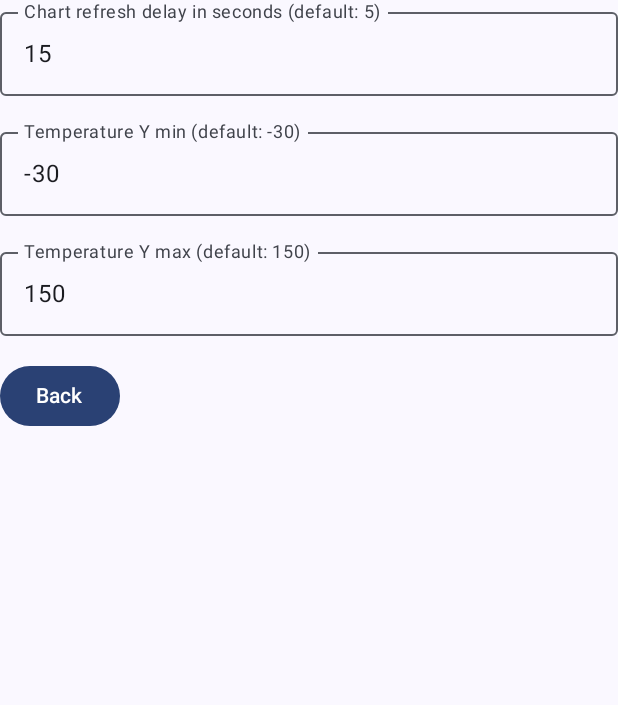
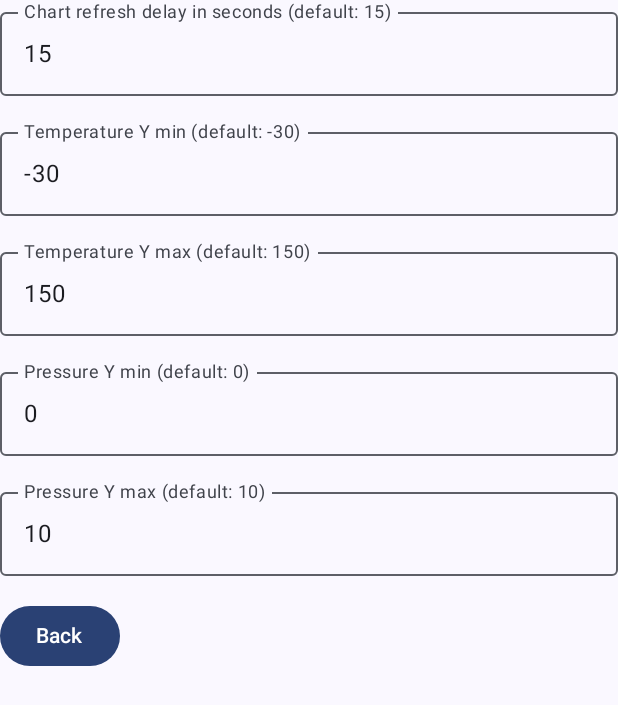
Before and after one commit to 1nsp1r3/telemetry, an Android app built with Jetpack Compose: the screen it shows after launch (MainActivity), after a tap on "Settings", on a phone screen of 412 x 824 dp. Shown: the top 705 px of the screen. Run offline under Robolectric (Android 15) with nearby library versions, the phone set to English and light mode, and no system bars; our stand-ins replace RxJava; libraries missing offline, so code that uses them is left out: com.github.mikephil.charting; 1 statement that could not run was skipped.

Commit message:
Add configuration for pressure chart

```diff
--- a/app/src/main/java/org/inspir3/telemetry/Configuration.kt
+++ b/app/src/main/java/org/inspir3/telemetry/Configuration.kt
@@ -11,6 +11,8 @@ class Default {
         const val CHART_REFRESH_DELAY = 15
         const val TEMPERATURE_YMIN = -30
         const val TEMPERATURE_YMAX = 150
+        const val PRESSURE_YMIN = 0
+        const val PRESSURE_YMAX = 10
     }
 }
 
@@ -19,6 +21,8 @@ class Configuration(
     var chartRefreshDelay: Int = Default.CHART_REFRESH_DELAY,
     var temperatureYmin: Int = Default.TEMPERATURE_YMIN,
     var temperatureYmax: Int = Default.TEMPERATURE_YMAX,
+    var pressureYmin: Int = Default.PRESSURE_YMIN,
+    var pressureYmax: Int = Default.PRESSURE_YMAX,
     //Divers
     val startTime: LocalDateTime = LocalDateTime.now(),
 ) : Settings(context) {
@@ -28,12 +32,16 @@ class Configuration(
         this.chartRefreshDelay = this.loadInt("chartRefreshDelay", Default.CHART_REFRESH_DELAY)
         this.temperatureYmin = this.loadInt("temperatureYmin", Default.TEMPERATURE_YMIN)
         this.temperatureYmax = this.loadInt("temperatureYmax", Default.TEMPERATURE_YMAX)
+        this.pressureYmin = this.loadInt("pressureYmin", Default.PRESSURE_YMIN)
+        this.pressureYmax = this.loadInt("pressureYmax", Default.PRESSURE_YMAX)
     }
 
     override suspend fun _saveSettings() {
         this.save("chartRefreshDelay", this.chartRefreshDelay)
         this.save("temperatureYmin", this.temperatureYmin)
         this.save("temperatureYmax", this.temperatureYmax)
+        this.save("pressureYmin", this.pressureYmin)
+        this.save("pressureYmax", this.pressureYmax)
     }
 
     override fun logSettings() {
@@ -41,5 +49,7 @@ class Configuration(
         Log.d(I3.TAG, "chartRefreshDelay: $chartRefreshDelay")
         Log.d(I3.TAG, "temperatureYmin: $temperatureYmin")
         Log.d(I3.TAG, "temperatureYmax: $temperatureYmax")
+        Log.d(I3.TAG, "pressureYmin: $pressureYmin")
+        Log.d(I3.TAG, "pressureYmax: $pressureYmax")
     }
 }
--- a/app/src/main/java/org/inspir3/telemetry/view/MainView.kt
+++ b/app/src/main/java/org/inspir3/telemetry/view/MainView.kt
@@ -46,8 +46,8 @@ fun MainView(configuration: Configuration, settingRoute: () -> Unit = {}) {
         Graph(
             label = "Pressure",
             color = Color.CYAN,
-            ymin = 0f,
-            ymax = 10f,
+            ymin = configuration.pressureYmin.toFloat(),
+            ymax = configuration.pressureYmax.toFloat(),
             modifier = Modifier
                 .fillMaxWidth()
                 .weight(1f),
--- a/app/src/main/java/org/inspir3/telemetry/view/SettingsView.kt
+++ b/app/src/main/java/org/inspir3/telemetry/view/SettingsView.kt
@@ -17,25 +17,39 @@ fun SettingsView(configuration: Configuration, mainRoute: () -> Unit = {}) {
     val chartRefreshDelayText = remember { mutableStateOf(configuration.chartRefreshDelay.toString()) }
     val temperatureYminText = remember { mutableStateOf(configuration.temperatureYmin.toString()) }
     val temperatureYmaxText = remember { mutableStateOf(configuration.temperatureYmax.toString()) }
+    val pressureYminText = remember { mutableStateOf(configuration.pressureYmin.toString()) }
+    val pressureYmaxText = remember { mutableStateOf(configuration.pressureYmax.toString()) }
 
     Column(Modifier.fillMaxWidth()) {
         InputWholeNumber(
-            label = "Chart refresh delay in seconds (default: 5)",
+            label = "Chart refresh delay in seconds (default: ${Default.CHART_REFRESH_DELAY})",
             value = chartRefreshDelayText,
             onUpdate = { configuration.chartRefreshDelay = it },
             defaultValue = Default.CHART_REFRESH_DELAY,
         )
         InputWholeNumber(
-            label = "Temperature Y min (default: -30)",
+            label = "Temperature Y min (default: ${Default.TEMPERATURE_YMIN})",
             value = temperatureYminText,
             onUpdate = { configuration.temperatureYmin = it },
             defaultValue = Default.TEMPERATURE_YMIN,
         )
         InputWholeNumber(
-            label = "Temperature Y max (default: 150)",
+            label = "Temperature Y max (default: ${Default.TEMPERATURE_YMAX})",
             value = temperatureYmaxText,
             onUpdate = { configuration.temperatureYmax = it },
             defaultValue = Default.TEMPERATURE_YMAX,
+        )
+        InputWholeNumber(
+            label = "Pressure Y min (default: ${Default.PRESSURE_YMIN})",
+            value = pressureYminText,
+            onUpdate = { configuration.pressureYmin = it },
+            defaultValue = Default.PRESSURE_YMIN,
+        )
+        InputWholeNumber(
+            label = "Pressure Y max (default: ${Default.PRESSURE_YMAX})",
+            value = pressureYmaxText,
+            onUpdate = { configuration.pressureYmax = it },
+            defaultValue = Default.PRESSURE_YMAX,
         )
         Button(onClick = {
             configuration.save()
```
